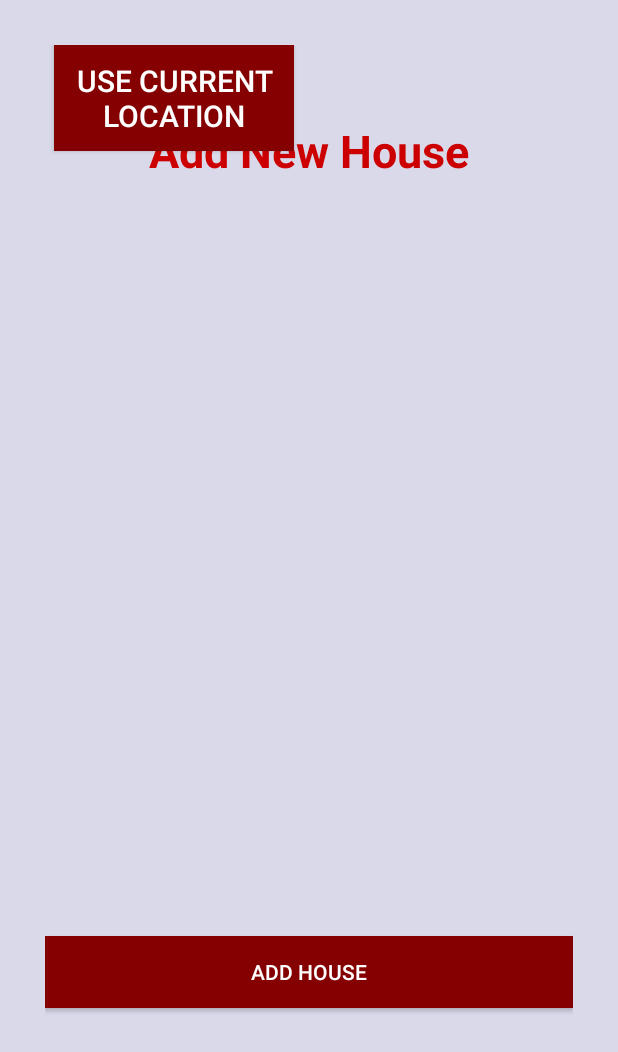
After one commit to JKonTiki/Housemates, an Android app: the NewHouseActivity screen opened directly, with no data from a screen before it, on a phone screen of 412 x 824 dp. The commit adds this screen. Shown: the top 1052 px of the screen. Run offline under Robolectric (Android 15) with nearby library versions, the phone set to English and light mode, and no system bars; our stand-ins replace ButterKnife.

Commit message:
generate new house activity resources

```diff
--- a/app/src/main/AndroidManifest.xml
+++ b/app/src/main/AndroidManifest.xml
@@ -3,6 +3,7 @@
     package="com.jeremyfryd.housemates">
 
     <uses-permission android:name="android.permission.INTERNET" />
+
     <user-permission android:name="android.permission.ACCESS_FINE_LOCATION" />
 
     <application
@@ -11,7 +12,7 @@
         android:label="@string/app_name"
         android:supportsRtl="true"
         android:theme="@style/NoActionBarTheme">
-        <activity android:name=".ui.MainActivity"></activity>
+        <activity android:name=".ui.MainActivity" />
         <activity android:name=".ui.CreateAccountActivity" />
         <activity android:name=".ui.LoginActivity">
             <intent-filter>
@@ -20,6 +21,7 @@
                 <category android:name="android.intent.category.LAUNCHER" />
             </intent-filter>
         </activity>
+        <activity android:name=".ui.NewHouseActivity"></activity>
     </application>
 
 </manifest>
--- /dev/null
+++ b/app/src/main/java/com/jeremyfryd/housemates/ui/NewHouseActivity.java
@@ -0,0 +1,39 @@
+package com.jeremyfryd.housemates.ui;
+
+import android.support.v7.app.AppCompatActivity;
+import android.os.Bundle;
+import android.view.View;
+import android.widget.Button;
+
+import com.jeremyfryd.housemates.R;
+
+import butterknife.Bind;
+import butterknife.ButterKnife;
+
+public class NewHouseActivity extends AppCompatActivity implements View.OnClickListener{
+    @Bind(R.id.useLocationButton) Button mUseLocationButton;
+    @Bind(R.id.createHouseButton) Button mCreateHouseButton;
+
+
+    @Override
+    protected void onCreate(Bundle savedInstanceState) {
+        super.onCreate(savedInstanceState);
+        setContentView(R.layout.activity_new_house);
+        ButterKnife.bind(this);
+        mUseLocationButton.setOnClickListener(this);
+        mCreateHouseButton.setOnClickListener(this);
+
+    }
+
+
+    @Override
+    public void onClick(View v){
+        if (v == mUseLocationButton){
+
+
+
+        } else if (v== mCreateHouseButton){
+
+        }
+    }
+}
--- /dev/null
+++ b/app/src/main/res/layout/activity_new_house.xml
@@ -0,0 +1,70 @@
+<?xml version="1.0" encoding="utf-8"?>
+<RelativeLayout
+    xmlns:android="http://schemas.android.com/apk/res/android"
+    xmlns:tools="http://schemas.android.com/tools"
+    android:layout_width="match_parent"
+    android:layout_height="match_parent"
+    tools:context="com.jeremyfryd.housemates.ui.CreateAccountActivity"
+    android:background="@color/colorAccent"
+    android:padding="30dp">
+
+
+    <Button
+        android:id="@+id/createHouseButton"
+        android:layout_width="match_parent"
+        android:layout_height="wrap_content"
+        android:padding="10dp"
+        android:text="Add House"
+        android:background="@color/colorPrimaryDark"
+        android:textColor="@android:color/white"
+        android:layout_alignParentBottom="true"
+        android:layout_alignParentLeft="true"
+        android:layout_alignParentStart="true"
+        android:layout_marginBottom="122dp" />
+
+    <TextView
+        android:layout_width="wrap_content"
+        android:layout_height="wrap_content"
+        android:text="Add New House"
+        android:textColor="@color/colorPrimary"
+        android:textSize="30dp"
+        android:textStyle="bold"
+        android:layout_alignParentTop="true"
+        android:layout_centerHorizontal="true"
+        android:layout_marginTop="50dp" />
+
+    <Button
+        android:id="@+id/useLocationButton"
+        android:layout_width="160dp"
+        android:layout_height="wrap_content"
+        android:nextFocusDown="@+id/passwordEditText"
+        android:padding="10dp"
+        android:layout_marginBottom="75dp"
+        android:background="@color/colorPrimaryDark"
+        android:textColor="@android:color/white"
+        android:text="Use Current Location"
+        android:gravity="center"
+        android:textSize="20sp"
+        android:layout_marginLeft="6dp"
+        android:layout_marginStart="6dp"
+        android:layout_above="@+id/createUserButton"
+        android:layout_alignParentLeft="true"
+        android:layout_alignParentStart="true" />
+
+    <EditText
+            android:id="@+id/nameEditText"
+            android:layout_width="match_parent"
+            android:layout_height="wrap_content"
+            android:background="@android:color/white"
+            android:hint="House Name"
+            android:nextFocusDown="@+id/passwordEditText"
+            android:padding="10dp"
+            android:layout_marginBottom="74dp"
+            android:textColor="@android:color/black"
+            android:textColorHint="@color/colorPrimary"
+            android:textSize="20sp"
+        android:layout_above="@+id/useLocationButton"
+        android:layout_alignParentLeft="true"
+        android:layout_alignParentStart="true" />
+
+</RelativeLayout>
```
Also changed, not shown: app/build.gradle (+5 -3 lines), app/src/main/java/com/jeremyfryd/housemates/ui/MainActivity.java (+59 -2 lines), app/src/main/res/layout/activity_main.xml (+14 -1 lines), app/src/main/res/layout/drawer_list_item.xml (added, +11 -0 lines), app/src/main/res/values/strings.xml (+5 -3 lines), app/src/main/res/drawable/add_new.png (added).
